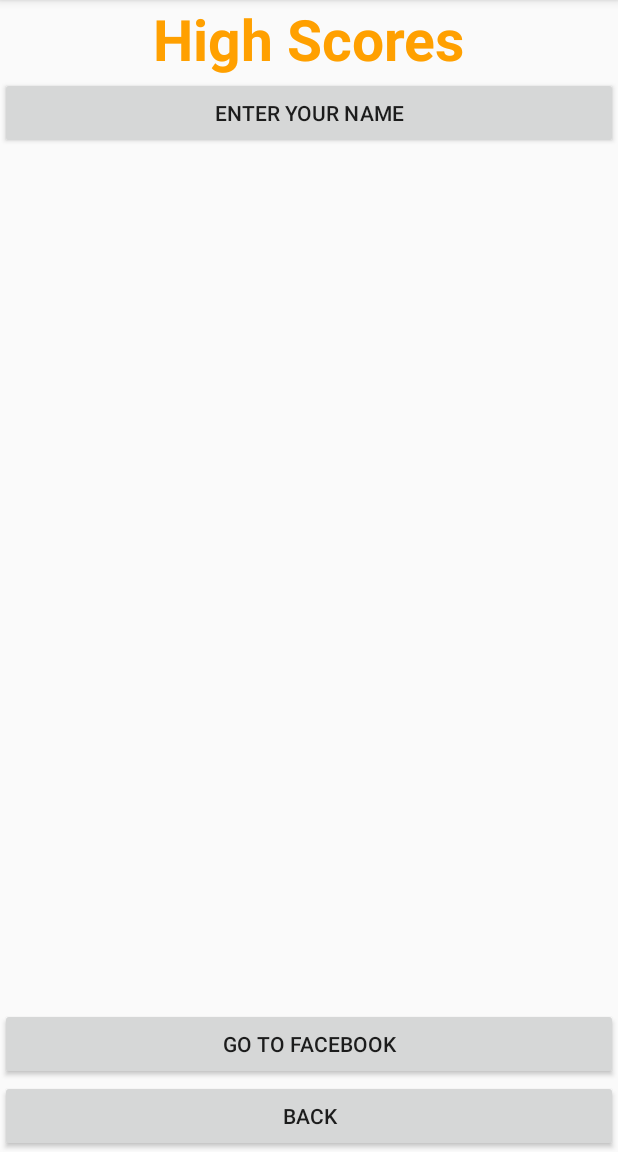
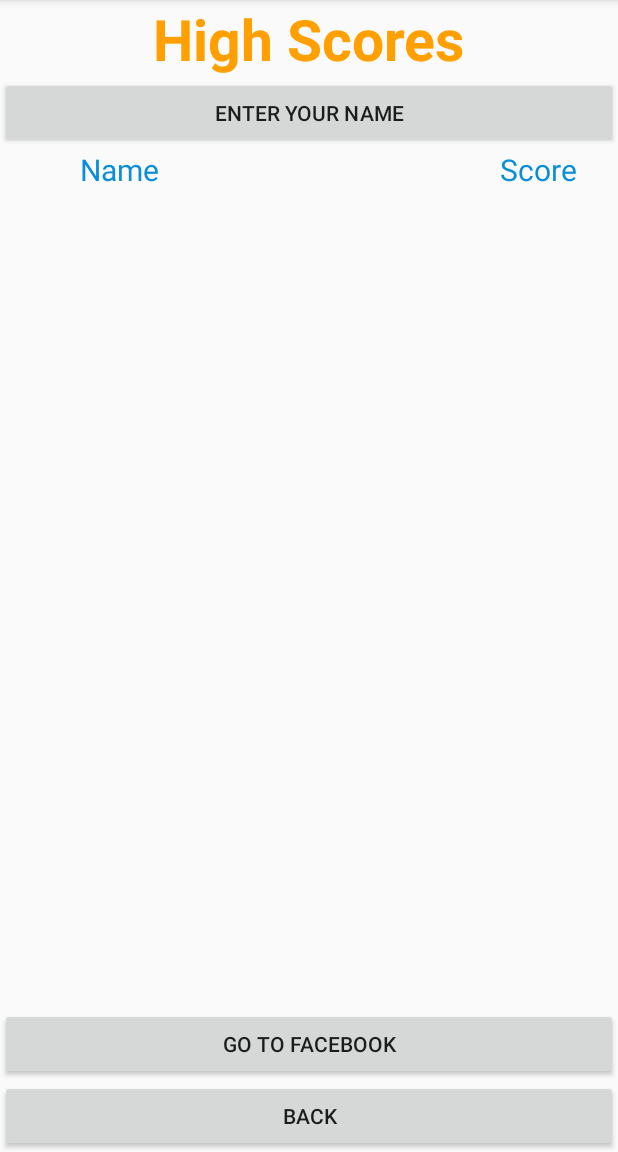
Before and after one commit to LucianOfTheGate/TheSurvivalGame, an Android app: the ScoreFragment screen opened directly, with no data from a screen before it, on a phone screen of 412 x 824 dp, the part 84-1236 px from its top. Run offline under Robolectric (Android 15) with nearby library versions, the phone set to English and light mode, and no system bars.

Commit message:
Fixed scores screen

```diff
--- a/app/src/main/res/layout/score_fragment.xml
+++ b/app/src/main/res/layout/score_fragment.xml
@@ -20,16 +20,35 @@
         android:text="Enter your name"
         android:layout_marginBottom="0dp"/>
 
-    <LinearLayout
-        android:layout_width="match_parent"
+
+    <TableLayout
         android:id="@+id/scoreHistory"
-        android:layout_height="0dip"
-        android:layout_weight="1"
-        android:gravity="center"
-        android:layout_marginLeft="30dp"
-        android:layout_marginRight="10dp"
-        android:orientation="vertical">
-    </LinearLayout>
+        android:layout_width="wrap_content"
+        android:layout_height="wrap_content"
+        >
+        <TableRow>
+            <TextView
+                android:text="Name"
+                android:textColor="#0a8ed6"
+                android:layout_width="wrap_content"
+                android:layout_height="wrap_content"
+                android:width="500px"
+                android:textSize="20dp"
+                android:paddingLeft="80px"
+                />
+            <TextView
+                android:text="Score"
+                android:layout_width="wrap_content"
+                android:layout_height="wrap_content"
+                android:width="500px"
+                android:textSize="20dp"
+                android:textColor="#0a8ed6"
+                 />
+        </TableRow>
+
+    </TableLayout>
+
+
     <LinearLayout
         android:layout_width="match_parent"
         android:layout_height="0dip"
@@ -52,6 +71,7 @@
             android:id="@+id/ScoreBack"
             android:text="@string/back"
             android:layout_marginBottom="0dp"/>
+
     </LinearLayout>
 
 </LinearLayout>
```
Also changed, not shown: app/src/main/java/com/example/annax/survivalgame/EnterNameDialogFragment.java (+5 -2 lines), app/src/main/java/com/example/annax/survivalgame/ScoreFragment.java (+20 -9 lines).
